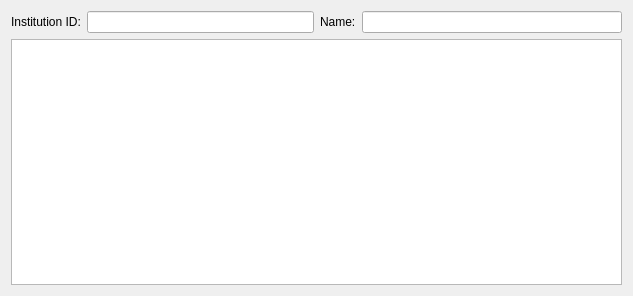
Above: ssc/src/institution.ui from KDE/simon before the change. Below: the same form after it.
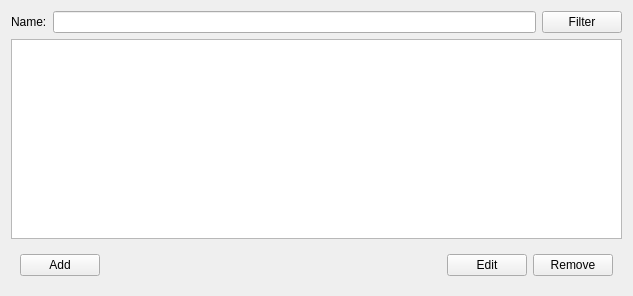
That is the form after the change. Custom widgets are drawn as their Qt base class.

Commit message: Updating changelog (a bit); Implementing institution management (display, add, edit, delete)

```diff
--- a/ssc/src/institution.ui
+++ b/ssc/src/institution.ui
@@ -13,37 +13,30 @@
   <property name="windowTitle">
    <string>Institutions</string>
   </property>
-  <layout class="QGridLayout" name="gridLayout">
-   <item row="0" column="0">
-    <layout class="QFormLayout" name="formLayout">
-     <item row="0" column="0">
-      <widget class="QLabel" name="lbId">
-       <property name="text">
-        <string>Institution ID:</string>
-       </property>
-      </widget>
-     </item>
-     <item row="0" column="1">
-      <widget class="KLineEdit" name="leInstitutionId"/>
-     </item>
-    </layout>
-   </item>
-   <item row="0" column="1">
-    <layout class="QFormLayout" name="formLayout_2">
-     <item row="0" column="0">
+  <layout class="QVBoxLayout" name="verticalLayout">
+   <item>
+    <layout class="QHBoxLayout" name="horizontalLayout_2">
+     <item>
       <widget class="QLabel" name="lbName">
        <property name="text">
         <string>Name:</string>
        </property>
       </widget>
      </item>
-     <item row="0" column="1">
+     <item>
       <widget class="KLineEdit" name="leInstitutionName"/>
      </item>
+     <item>
+      <widget class="KPushButton" name="pbFilter">
+       <property name="text">
+        <string>Filter</string>
+       </property>
+      </widget>
+     </item>
     </layout>
    </item>
-   <item row="1" column="0" colspan="2">
-    <widget class="QTableView" name="tvInstitution">
+   <item>
+    <widget class="QTableView" name="tvInstitutions">
      <property name="sizePolicy">
       <sizepolicy hsizetype="Expanding" vsizetype="Expanding">
        <horstretch>0</horstretch>
@@ -52,9 +45,54 @@
      </property>
     </widget>
    </item>
+   <item>
+    <widget class="QWidget" name="wgModify" native="true">
+     <layout class="QHBoxLayout" name="horizontalLayout">
+      <item>
+       <widget class="KPushButton" name="pbAdd">
+        <property name="text">
+         <string>Add</string>
+        </property>
+       </widget>
+      </item>
+      <item>
+       <spacer name="horizontalSpacer">
+        <property name="orientation">
+         <enum>Qt::Horizontal</enum>
+        </property>
+        <property name="sizeHint" stdset="0">
+         <size>
+          <width>410</width>
+          <height>20</height>
+         </size>
+        </property>
+       </spacer>
+      </item>
+      <item>
+       <widget class="KPushButton" name="pbEdit">
+        <property name="text">
+         <string>Edit</string>
+        </property>
+       </widget>
+      </item>
+      <item>
+       <widget class="KPushButton" name="pbRemove">
+        <property name="text">
+         <string>Remove</string>
+        </property>
+       </widget>
+      </item>
+     </layout>
+    </widget>
+   </item>
   </layout>
  </widget>
  <customwidgets>
+  <customwidget>
+   <class>KPushButton</class>
+   <extends>QPushButton</extends>
+   <header>kpushbutton.h</header>
+  </customwidget>
   <customwidget>
    <class>KLineEdit</class>
    <extends>QLineEdit</extends>
```
The commit also changes 21 other files.
